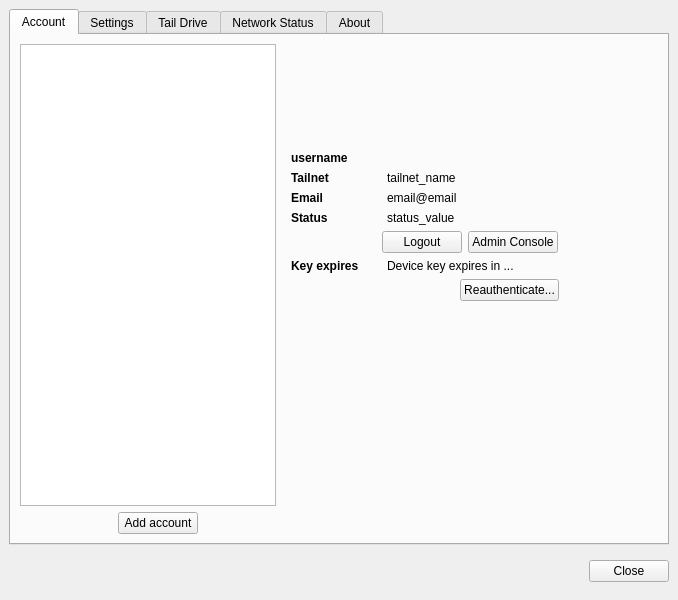
First picture: the form in src/MainWindow.ui, repository SneWs/tail-tray, before the edit.
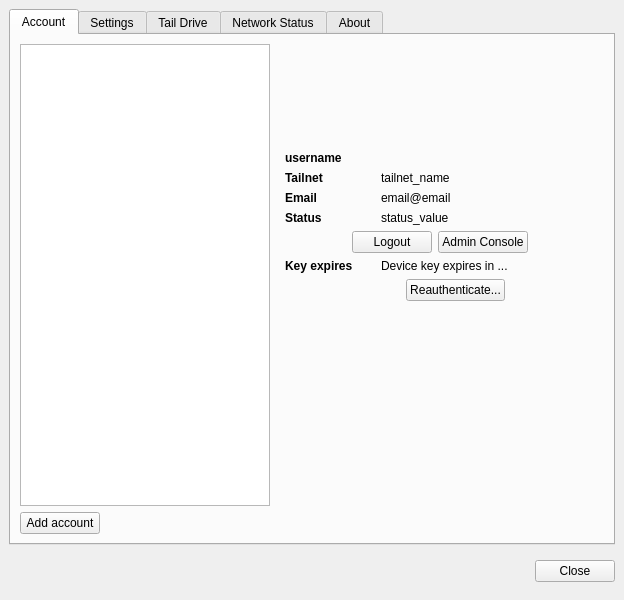
Second picture: the form after the edit. The open tabs and pages were chosen to show the change. Icons and pictures are not drawn.

Commit message: Main layout - Fix account button + list layout a bit

```diff
--- a/src/MainWindow.ui
+++ b/src/MainWindow.ui
@@ -9,7 +9,7 @@
    <rect>
     <x>0</x>
     <y>0</y>
-    <width>678</width>
+    <width>624</width>
     <height>600</height>
    </rect>
   </property>
@@ -89,6 +89,12 @@
                 <verstretch>0</verstretch>
                </sizepolicy>
               </property>
+              <property name="minimumSize">
+               <size>
+                <width>250</width>
+                <height>0</height>
+               </size>
+              </property>
               <property name="maximumSize">
                <size>
                 <width>16777215</width>
@@ -101,26 +107,10 @@
              </widget>
             </item>
             <item>
-             <layout class="QHBoxLayout" name="horizontalLayout_9">
+             <layout class="QVBoxLayout" name="verticalLayout_29" stretch="0">
               <property name="spacing">
                <number>2</number>
               </property>
-              <item>
-               <spacer name="horizontalSpacer_5">
-                <property name="orientation">
-                 <enum>Qt::Orientation::Horizontal</enum>
-                </property>
-                <property name="sizeType">
-                 <enum>QSizePolicy::Policy::Preferred</enum>
-                </property>
-                <property name="sizeHint" stdset="0">
-                 <size>
-                  <width>20</width>
-                  <height>20</height>
-                 </size>
-                </property>
-               </spacer>
-              </item>
               <item>
                <widget class="QPushButton" name="btnAddAccount">
                 <property name="sizePolicy">
@@ -516,6 +506,22 @@
                </item>
               </layout>
              </item>
+             <item>
+              <spacer name="horizontalSpacer_26">
+               <property name="orientation">
+                <enum>Qt::Orientation::Horizontal</enum>
+               </property>
+               <property name="sizeType">
+                <enum>QSizePolicy::Policy::Expanding</enum>
+               </property>
+               <property name="sizeHint" stdset="0">
+                <size>
+                 <width>40</width>
+                 <height>20</height>
+                </size>
+               </property>
+              </spacer>
+             </item>
              <item>
               <spacer name="verticalSpacer_11">
                <property name="orientation">
```
Left out of the diff: 2 changed lines with no effect on the pictures.
